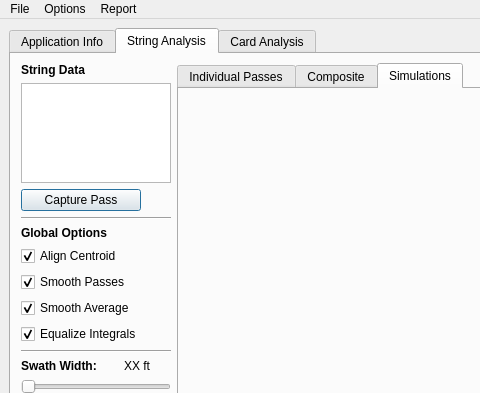
First picture: the form in accupatt/windows/ui/mainWindow.ui, repository gill14/AccuPatt, before the edit; both pictures show x 0 to 480 and y 0 to 393 of the 1115 by 692 pixel window.
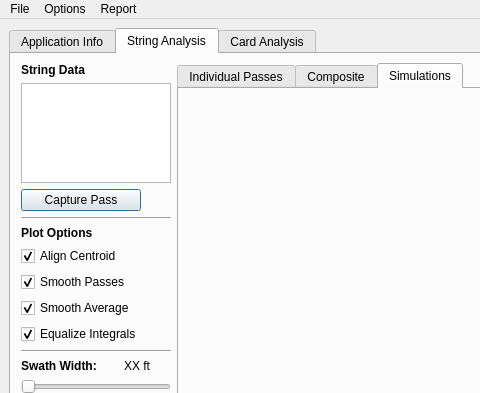
Second picture: the form after the edit. The open tabs and pages were chosen to show the change. Custom widgets are drawn as their Qt base class.

Commit message: clear string plots on no includes, av_inv to plot

What changed in the file:
```diff
--- a/accupatt/windows/ui/mainWindow.ui
+++ b/accupatt/windows/ui/mainWindow.ui
@@ -160,7 +160,7 @@
                </font>
               </property>
               <property name="text">
-               <string>Global Options</string>
+               <string>Plot Options</string>
               </property>
              </widget>
             </item>
```
Left out of the diff: 2 changed lines with no effect on the pictures. The commit also changes 3 other files.
